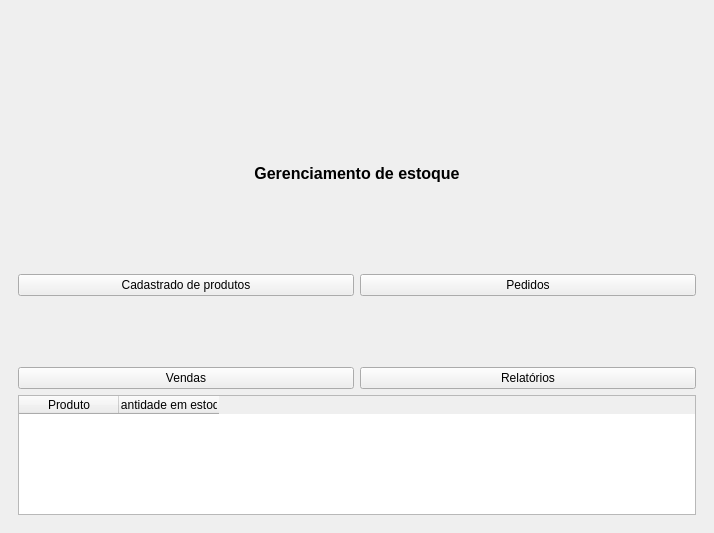
The window that view/QTFinal.ui (victorzxhugo/TrabalhoFinalDevDesktop) describes before a commit, drawn with Qt 5.
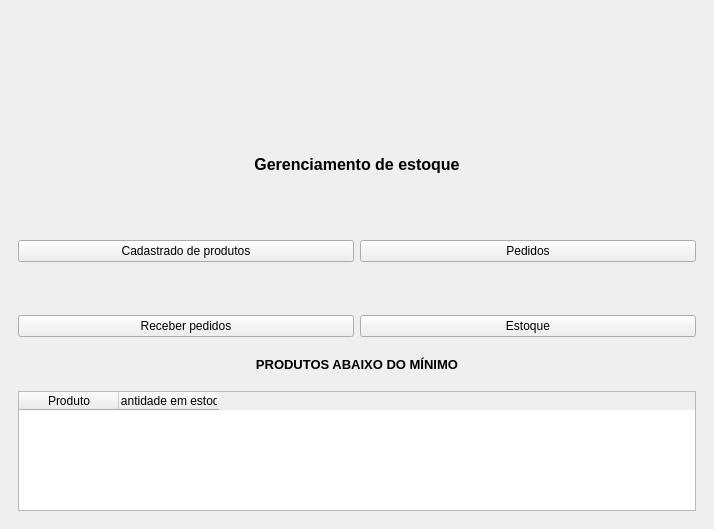
The same window after the commit. Icons and pictures are not drawn.

```diff
--- a/view/QTFinal.ui
+++ b/view/QTFinal.ui
@@ -7,7 +7,7 @@
     <x>0</x>
     <y>0</y>
     <width>714</width>
-    <height>533</height>
+    <height>529</height>
    </rect>
   </property>
   <property name="windowTitle">
@@ -138,19 +138,42 @@
            <item>
             <widget class="QPushButton" name="btn_qtfinal_vendas">
              <property name="text">
-              <string>Vendas</string>
+              <string>Receber pedidos</string>
              </property>
             </widget>
            </item>
            <item>
             <widget class="QPushButton" name="btn_qtfinal_relatorios">
              <property name="text">
-              <string>Relatórios</string>
+              <string>Estoque</string>
              </property>
             </widget>
            </item>
           </layout>
          </item>
+         <item>
+          <widget class="QLabel" name="abaixo_do_minimo">
+           <property name="font">
+            <font>
+             <pointsize>10</pointsize>
+             <weight>75</weight>
+             <bold>true</bold>
+            </font>
+           </property>
+           <property name="layoutDirection">
+            <enum>Qt::LeftToRight</enum>
+           </property>
+           <property name="text">
+            <string>PRODUTOS ABAIXO DO MÍNIMO</string>
+           </property>
+           <property name="textFormat">
+            <enum>Qt::PlainText</enum>
+           </property>
+           <property name="alignment">
+            <set>Qt::AlignCenter</set>
+           </property>
+          </widget>
+         </item>
          <item>
           <widget class="QTableWidget" name="tb_qtfinal_estoque_baixo">
            <property name="maximumSize">
```
Left out of the diff: 4 changed lines with no effect on the pictures.
